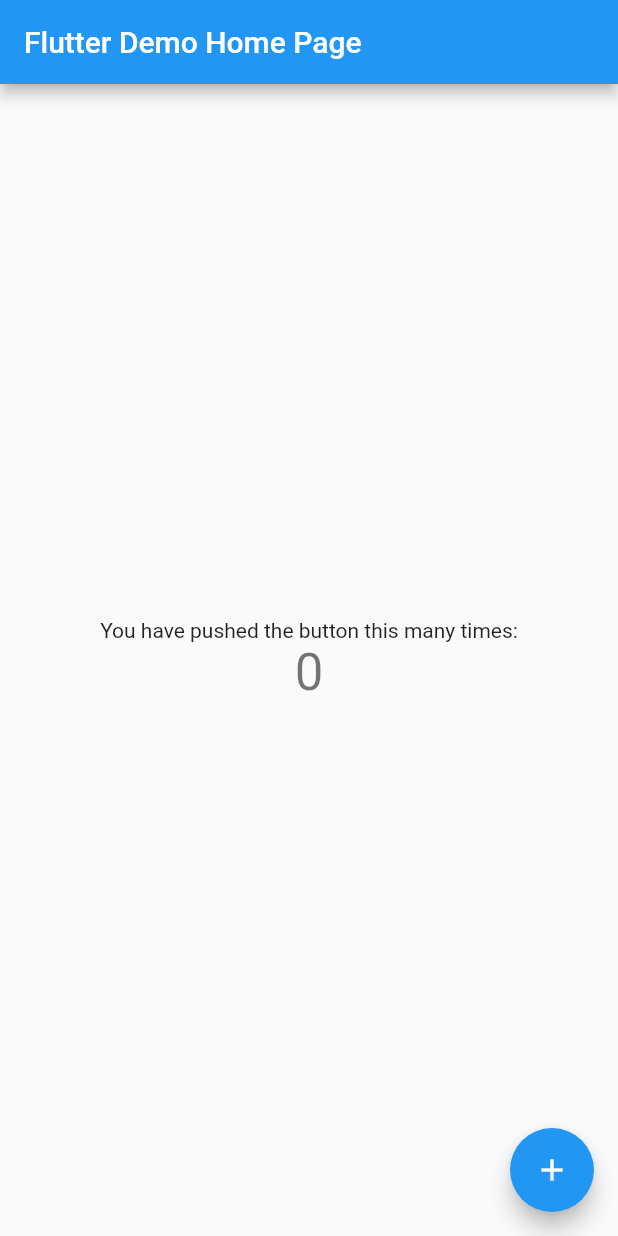
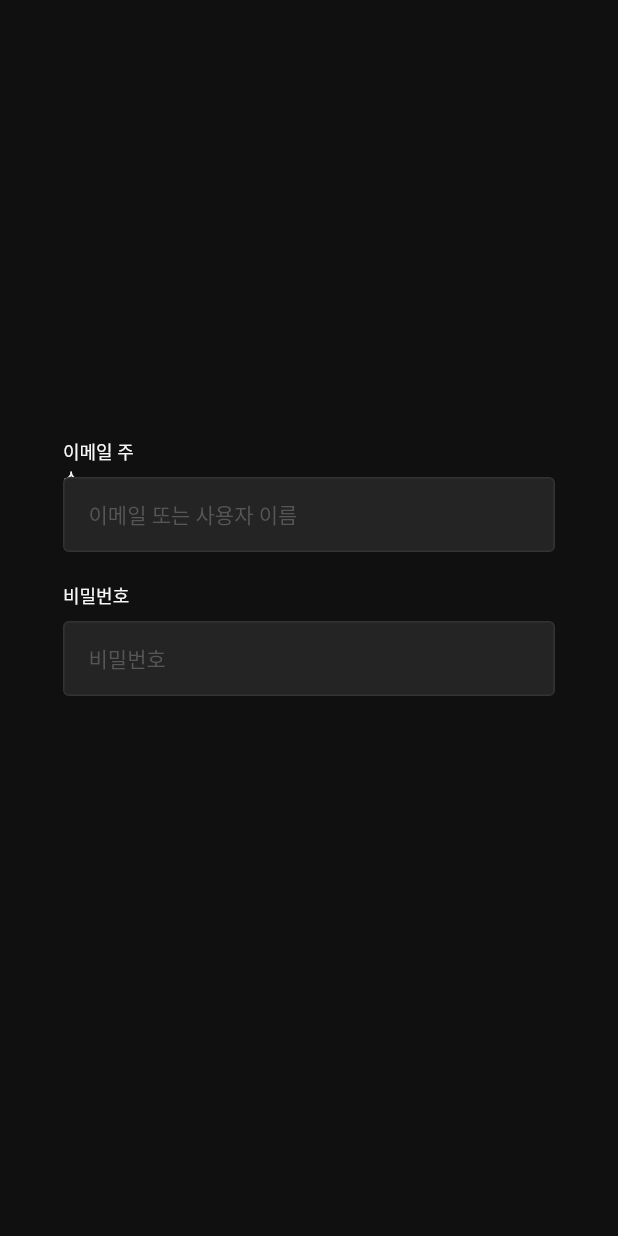
Before and after one commit to cos-quare/cosquare-app, a Flutter app: the screen it shows after launch, on a phone screen of 412 x 824 dp. Run offline on Flutter 3.47's test engine with Material 2 defaults, Android fonts, the light colour scheme and no system bars; Roboto replaces fonts that are missing (Pretendard).

Commit message:
:sparkles: "login 화면 UI" - 작업 진행 중

```diff
--- a/lib/main.dart
+++ b/lib/main.dart
@@ -1,3 +1,4 @@
+import 'package:costarica_app/screens/root_screen.dart';
 import 'package:flutter/material.dart';
 
 void main() {
@@ -9,105 +10,10 @@
   @override
   Widget build(BuildContext context) {
     return MaterialApp(
-      title: 'Flutter Demo',
-      theme: ThemeData(
-        // This is the theme of your application.
-        //
-        // Try running your application with "flutter run". You'll see the
-        // application has a blue toolbar. Then, without quitting the app, try
-        // changing the primarySwatch below to Colors.green and then invoke
-        // "hot reload" (press "r" in the console where you ran "flutter run",
-        // or simply save your changes to "hot reload" in a Flutter IDE).
-        // Notice that the counter didn't reset back to zero; the application
-        // is not restarted.
-        primarySwatch: Colors.blue,
-      ),
-      home: MyHomePage(title: 'Flutter Demo Home Page'),
-    );
+        title: 'Flutter Demo',
+        theme: ThemeData(
+            fontFamily: 'Pretendard',
+            scaffoldBackgroundColor: const Color(0xff101010)),
+        home: RootScreen());
   }
 }
-
-class MyHomePage extends StatefulWidget {
-  MyHomePage({Key key, this.title}) : super(key: key);
-
-  // This widget is the home page of your application. It is stateful, meaning
-  // that it has a State object (defined below) that contains fields that affect
-  // how it looks.
-
-  // This class is the configuration for the state. It holds the values (in this
-  // case the title) provided by the parent (in this case the App widget) and
-  // used by the build method of the State. Fields in a Widget subclass are
-  // always marked "final".
-
-  final String title;
-
-  @override
-  _MyHomePageState createState() => _MyHomePageState();
-}
-
-class _MyHomePageState extends State<MyHomePage> {
-  int _counter = 0;
-
-  void _incrementCounter() {
-    setState(() {
-      // This call to setState tells the Flutter framework that something has
-      // changed in this State, which causes it to rerun the build method below
-      // so that the display can reflect the updated values. If we changed
-      // _counter without calling setState(), then the build method would not be
-      // called again, and so nothing would appear to happen.
-      _counter++;
-    });
-  }
-
-  @override
-  Widget build(BuildContext context) {
-    // This method is rerun every time setState is called, for instance as done
-    // by the _incrementCounter method above.
-    //
-    // The Flutter framework has been optimized to make rerunning build methods
-    // fast, so that you can just rebuild anything that needs updating rather
-    // than having to individually change instances of widgets.
-    return Scaffold(
-      appBar: AppBar(
-        // Here we take the value from the MyHomePage object that was created by
-        // the App.build method, and use it to set our appbar title.
-        title: Text(widget.title),
-      ),
-      body: Center(
-        // Center is a layout widget. It takes a single child and positions it
-        // in the middle of the parent.
-        child: Column(
-          // Column is also a layout widget. It takes a list of children and
-          // arranges them vertically. By default, it sizes itself to fit its
-          // children horizontally, and tries to be as tall as its parent.
-          //
-          // Invoke "debug painting" (press "p" in the console, choose the
-          // "Toggle Debug Paint" action from the Flutter Inspector in Android
-          // Studio, or the "Toggle Debug Paint" command in Visual Studio Code)
-          // to see the wireframe for each widget.
-          //
-          // Column has various properties to control how it sizes itself and
-          // how it positions its children. Here we use mainAxisAlignment to
-          // center the children vertically; the main axis here is the vertical
-          // axis because Columns are vertical (the cross axis would be
-          // horizontal).
-          mainAxisAlignment: MainAxisAlignment.center,
-          children: <Widget>[
-            Text(
-              'You have pushed the button this many times:',
-            ),
-            Text(
-              '$_counter',
-              style: Theme.of(context).textTheme.headline4,
-            ),
-          ],
-        ),
-      ),
-      floatingActionButton: FloatingActionButton(
-        onPressed: _incrementCounter,
-        tooltip: 'Increment',
-        child: Icon(Icons.add),
-      ), // This trailing comma makes auto-formatting nicer for build methods.
-    );
-  }
-}
--- /dev/null
+++ b/lib/screens/login_screen.dart
@@ -0,0 +1,108 @@
+import 'package:flutter/material.dart';
+
+class LoginScreen extends StatefulWidget {
+  @override
+  State<LoginScreen> createState() => _LoginScreenState();
+}
+
+class _LoginScreenState extends State<LoginScreen> {
+  @override
+  Widget build(BuildContext context) {
+    return Scaffold(
+      body: SafeArea(
+        child: Center(
+          child: Container(
+            width: 360.0,
+            height: 640.0,
+            child: Stack(
+              children: [
+                Positioned(
+                    left: 16.0,
+                    top: 200.0,
+                    width: 56.0,
+                    height: 20.0,
+                    child: Text(
+                      '이메일 주소',
+                      overflow: TextOverflow.visible,
+                      textAlign: TextAlign.left,
+                      style: TextStyle(
+                        fontSize: 12.0,
+                        fontWeight: FontWeight.w500,
+                        color: const Color(0xfff8f8f8),
+                      ),
+                    )),
+                Positioned(
+                  left: 16.0,
+                  top: 226.0,
+                  width: 328.0,
+                  height: 50.0,
+                  child: Container(
+                      decoration: BoxDecoration(
+                          color: const Color(0xff242424),
+                          border: Border.all(color: const Color(0xff333333)),
+                          borderRadius: BorderRadius.circular(4.0)),
+                      child: Padding(
+                        padding: const EdgeInsets.symmetric(
+                            vertical: 0.0, horizontal: 16.0),
+                        child: TextField(
+                          decoration: InputDecoration(
+                            border: InputBorder.none,
+                            hintText: '이메일 또는 사용자 이름',
+                            hintStyle: TextStyle(
+                              fontSize: 14.0,
+                              fontWeight: FontWeight.w400,
+                              color: const Color(0xff565656),
+                            ),
+                          ),
+                        ),
+                      )),
+                ),
+                Positioned(
+                    left: 16.0,
+                    top: 296.0,
+                    width: 56.0,
+                    height: 20.0,
+                    child: Text(
+                      '비밀번호',
+                      overflow: TextOverflow.visible,
+                      textAlign: TextAlign.left,
+                      style: TextStyle(
+                        fontSize: 12.0,
+                        fontWeight: FontWeight.w500,
+                        color: const Color(0xfff8f8f8),
+                      ),
+                    )),
+                Positioned(
+                  left: 16.0,
+                  top: 322.0,
+                  width: 328.0,
+                  height: 50.0,
+                  child: Container(
+                      decoration: BoxDecoration(
+                          color: const Color(0xff242424),
+                          border: Border.all(color: const Color(0xff333333)),
+                          borderRadius: BorderRadius.circular(4.0)),
+                      child: Padding(
+                        padding: const EdgeInsets.symmetric(
+                            vertical: 0.0, horizontal: 16.0),
+                        child: TextField(
+                          decoration: InputDecoration(
+                            border: InputBorder.none,
+                            hintText: '비밀번호',
+                            hintStyle: TextStyle(
+                              fontSize: 14.0,
+                              fontWeight: FontWeight.w400,
+                              color: const Color(0xff565656),
+                            ),
+                          ),
+                        ),
+                      )),
+                ),
+              ],
+            ),
+          ),
+        ),
+      ),
+    );
+  }
+}
--- /dev/null
+++ b/lib/screens/root_screen.dart
@@ -0,0 +1,9 @@
+import 'package:costarica_app/screens/login_screen.dart';
+import 'package:flutter/material.dart';
+
+class RootScreen extends StatelessWidget {
+  @override
+  Widget build(BuildContext context) {
+    return LoginScreen();
+  }
+}
```
